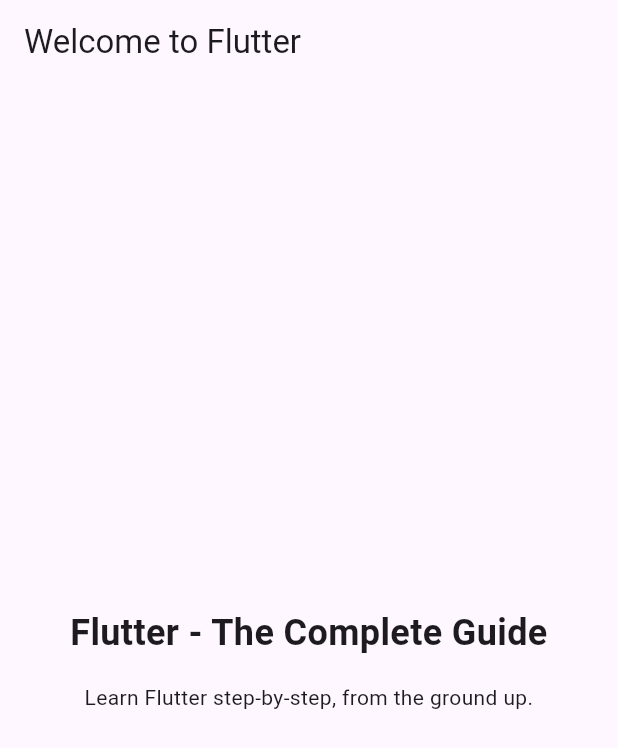
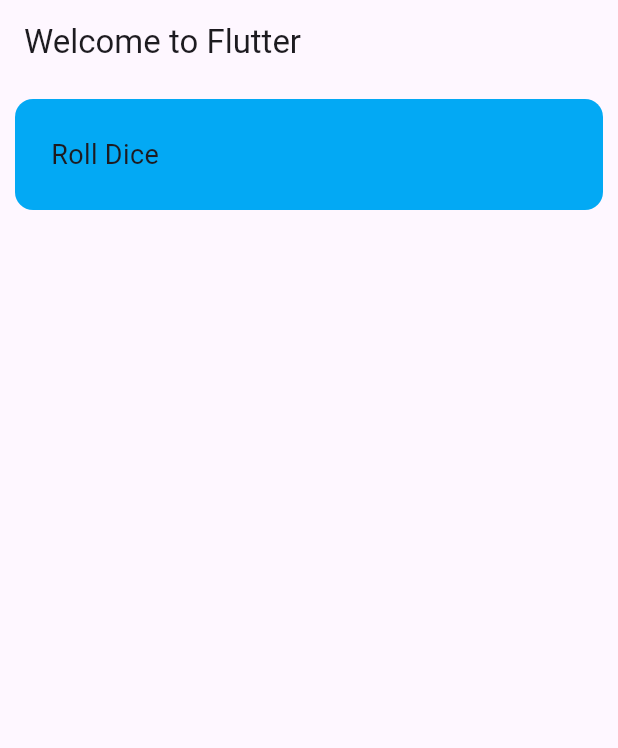
Before and after one commit to danielmielle/flutter_guide, a Flutter app: the screen it shows after launch, on a phone screen of 412 x 824 dp. Shown: the top 748 px of the screen. Run offline on Flutter 3.47's test engine with Material 3 defaults, Android fonts, the phone set to English and light mode, and no system bars.

Commit message:
Roll Dice with Animation

```diff
--- a/lib/main.dart
+++ b/lib/main.dart
@@ -1,4 +1,7 @@
+import 'package:flutter/cupertino.dart';
 import 'package:flutter/material.dart';
+import 'package:flutter_guide/roll_dice/roll_dice_main.dart';
+import 'package:flutter_guide/routes/module_tiles.dart';
 
 void main() {
   runApp(const MyApp());
@@ -6,12 +9,19 @@
 
 // With Flutter, you create user interfaces by combining "widgets"
 // You'll learn all about them (and much more) throughout this course!
-class MyApp extends StatelessWidget {
+class MyApp extends StatefulWidget {
   const MyApp({super.key});
 
+  @override
+  State<MyApp> createState() => _MyAppState();
+}
+
+class _MyAppState extends State<MyApp> {
+  final List<String> items = [
+    'Roll Dice',
+  ];
+
   // Every custom widget must have a build() method
-  // It tells Flutter, which widgets make up your custom widget
-  // Again: You'll learn all about that throughout the course!
   @override
   Widget build(BuildContext context) {
     // Below, a bunch of built-in widgets are used (provided by Flutter)
@@ -21,34 +31,51 @@
     return MaterialApp(
       title: 'Flutter First App',
       theme: ThemeData(useMaterial3: true),
+      debugShowCheckedModeBanner: false,
+      routes: {
+        Modules.routeName: (context) => const Modules(),
+      },
       home: Scaffold(
         appBar: AppBar(
           title: const Text('Welcome to Flutter'),
         ),
-        body: Container(
-          width: double.infinity,
-          padding: const EdgeInsets.all(12),
-          child: const Column(
-            mainAxisAlignment: MainAxisAlignment.center,
-            crossAxisAlignment: CrossAxisAlignment.center,
-            children: [
-              Text(
-                'Flutter - The Complete Guide',
-                textAlign: TextAlign.center,
-                style: TextStyle(
-                  fontSize: 24,
-                  fontWeight: FontWeight.bold,
+        body: ListView.builder(
+          itemCount: items.length,
+          itemBuilder: (BuildContext context, int index) {
+            final String item = items[index];
+            return Padding(
+              padding: const EdgeInsets.all(10.0),
+              child: GestureDetector(
+                onTap: () {
+                  navigateToModulePage(context, item);
+                },
+                child: Container(
+                  padding: const EdgeInsets.all(24.0),
+                  decoration: BoxDecoration(
+                    color: Colors.lightBlue,
+                    borderRadius: BorderRadius.circular(12),
+                  ),
+                  child: Text(
+                    item,
+                    style: const TextStyle(fontSize: 18),
+                  ),
                 ),
               ),
-              SizedBox(height: 16),
-              Text(
-                'Learn Flutter step-by-step, from the ground up.',
-                textAlign: TextAlign.center,
-              ),
-            ],
-          ),
+            );
+          },
         ),
       ),
     );
   }
 }
+
+void navigateToModulePage(BuildContext context, String item) {
+  if (item == 'Roll Dice') {
+    Navigator.push(
+      context,
+      CupertinoPageRoute(builder: (context) => const RollDice()),
+    );
+  } else {
+    Navigator.pushNamed(context, Modules.routeName, arguments: item);
+  }
+}
```
Also changed, not shown: lib/roll_dice/dice_roller.dart (added, +61 -0 lines), lib/roll_dice/gradient_container.dart (added, +36 -0 lines), lib/roll_dice/roll_dice_main.dart (added, +18 -0 lines), lib/roll_dice/styled_text.dart (added, +22 -0 lines), lib/routes/module_tiles.dart (added, +44 -0 lines), pubspec.yaml (+7 -3 lines), assets/images/dice-1.png (added), assets/images/dice-2.png (added), assets/images/dice-3.png (added), assets/images/dice-4.png (added), assets/images/dice-5.png (added), assets/images/dice-6.png (added).
